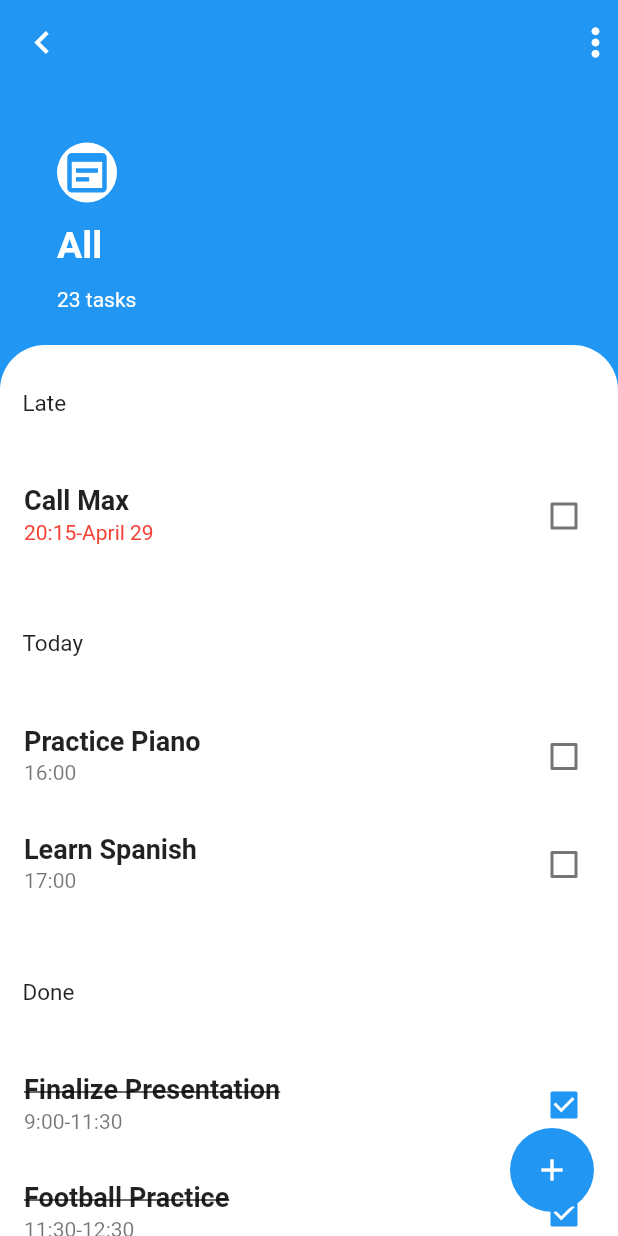
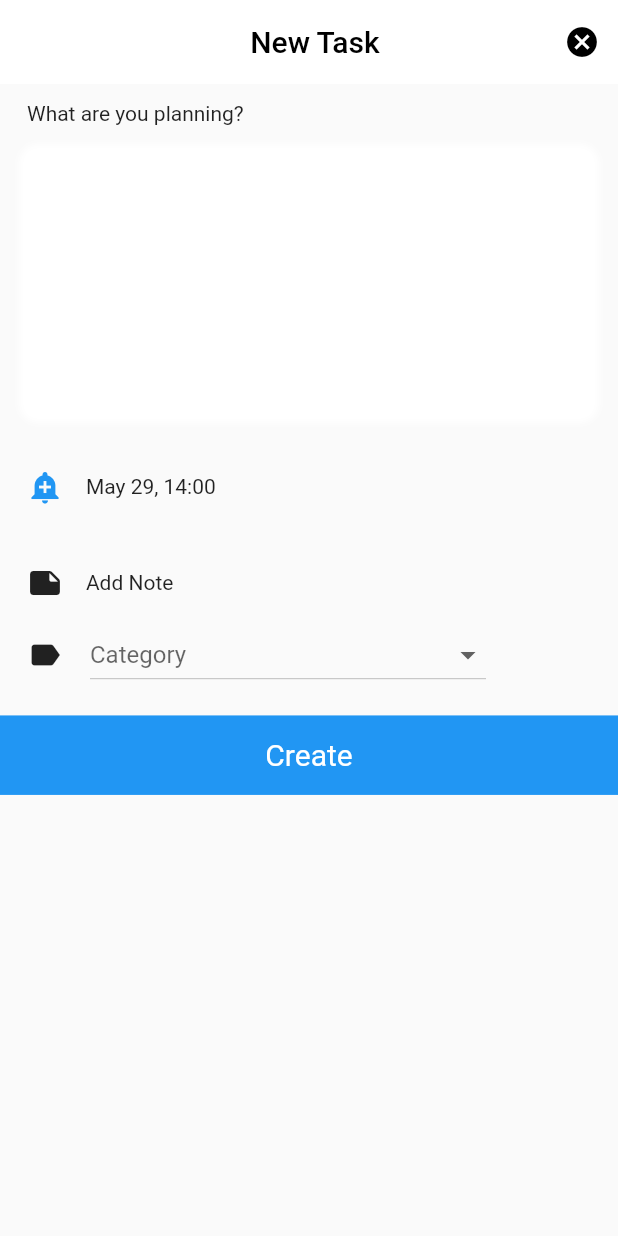
Before and after one commit to Atiways/tasK_app_flutter, a Flutter app: the All screen opened directly with sample values from the repository, after a tap on the "add" icon, on a phone screen of 412 x 824 dp. Run offline on Flutter 3.47's test engine with Material 2 defaults, Android fonts, the phone set to English and light mode, and no system bars.

Commit message:
finished third screen

```diff
--- a/lib/Screens/All.dart
+++ b/lib/Screens/All.dart
@@ -1,6 +1,7 @@
 import 'package:flutter/material.dart';
 import 'package:tasks_flutter_app/constants/colors.dart';
 import 'package:tasks_flutter_app/models/Task.dart';
+import 'adds.dart';
 
 class All extends StatefulWidget {
   final Task task;
@@ -17,11 +18,24 @@ class _AllState extends State<All> {
   bool valueTwo = false;
   bool valueThree = true;
   bool valueFour = true;
+
   @override
   Widget build(BuildContext context) {
+
     return Scaffold(
       backgroundColor: Mycolor.blue,
-      body: CustomScrollView(
+      body:  customScrollViews(context),
+      floatingActionButton: FloatingActionButton(
+        elevation: 0,
+        onPressed: () {
+          Navigator.push(context, MaterialPageRoute(builder: (context)=>Add()));
+        },
+        child: Icon(Icons.add),
+      ),
+    );
+  }
+Widget customScrollViews(BuildContext context){
+    return CustomScrollView(
       slivers: [
         _buildAppBar(context),
         SliverToBoxAdapter(
@@ -188,15 +202,8 @@ class _AllState extends State<All> {
           ),
         )
       ],
-      ),
-      floatingActionButton: FloatingActionButton(
-        elevation: 0,
-        onPressed: () {},
-        child: Icon(Icons.add),
-      ),
     );
 }
-
   Widget _buildAppBar(BuildContext context) {
     return SliverAppBar(
       expandedHeight: 230,
--- a/lib/Screens/Lists.dart
+++ b/lib/Screens/Lists.dart
@@ -1,5 +1,6 @@
-import 'package:flutter/cupertino.dart';
+
 import 'package:flutter/material.dart';
+import 'package:tasks_flutter_app/Screens/adds.dart';
 import 'package:tasks_flutter_app/constants/colors.dart';
 import 'package:tasks_flutter_app/widgets/Tasks.dart';
 
@@ -40,7 +41,9 @@ class _listsState extends State<lists> {
       ),
       floatingActionButton: FloatingActionButton(
         elevation: 0,
-        onPressed: () {},
+        onPressed: () {
+          Navigator.push(context, MaterialPageRoute(builder: (context)=>Add()));
+        },
         child: Icon(Icons.add),
       ),
     );
--- a/lib/Screens/adds.dart
+++ b/lib/Screens/adds.dart
@@ -0,0 +1,127 @@
+import 'package:flutter/material.dart';
+import 'package:tasks_flutter_app/constants/colors.dart';
+class Add extends StatefulWidget {
+  const Add({Key? key}) : super(key: key);
+
+  @override
+  State<Add> createState() => _AddState();
+}
+
+class _AddState extends State<Add> {
+  TextEditingController descriptionController = TextEditingController();
+  String? values;
+  final options =["All","Work","Music",'Travel',"Study","Home","Paint","Shopping"];
+  @override
+  Widget build(BuildContext context) {
+     return Scaffold(
+       appBar: AppBar(
+         title: Center(
+           child: Text("New Task",style: TextStyle(
+             color: Mycolor.black,
+           ),),
+         ),
+         elevation: 0,
+         backgroundColor: Mycolor.white,
+         actions: [
+           IconButton(onPressed: (){
+             Navigator.pop(context);
+           }, icon: Icon(Icons.cancel, color: Mycolor.black,))
+         ],
+       ),
+       body: Container(
+         child: Column(
+           crossAxisAlignment: CrossAxisAlignment.start,
+           children: [
+             SizedBox(height: MediaQuery.of(context).size.height/70,),
+             Padding(
+               padding: const EdgeInsets.symmetric(horizontal: 18.0),
+               child: Text("What are you planning?"),
+             ),
+             SizedBox(height: MediaQuery.of(context).size.height/85,),
+              Padding(
+                padding: const EdgeInsets.symmetric(horizontal: 18.0,vertical: 8),
+                child: Container(
+                  decoration: BoxDecoration(
+                    border: Border.all(color: Mycolor.white),borderRadius: BorderRadius.circular(13),
+                    boxShadow: [
+                      BoxShadow(
+                        color: Colors.white.withOpacity(1),
+                        blurRadius: 3,
+                        spreadRadius: 5,
+                      ),
+                    ]
+                  ),
+                  child: Padding(
+                    padding: const EdgeInsets.all(8.0),
+                    child: TextField(
+                    maxLines: 7,
+                      controller: descriptionController,
+                      decoration: InputDecoration(
+                        border: InputBorder.none,
+                      ),
+             ),
+                  ),
+                ),
+              ),
+             Padding(
+               padding: const EdgeInsets.symmetric(horizontal: 18.0,vertical: 28),
+               child: Row(
+                 mainAxisAlignment: MainAxisAlignment.start,
+                 children: [
+                   Icon(Icons.add_alert,color: Mycolor.blue,),
+                   SizedBox(width: MediaQuery.of(context).size.width/27,),
+                   Text("May 29, 14:00"),
+                 ],
+               ),
+             ),
+             Padding(
+               padding: const EdgeInsets.symmetric(horizontal: 18.0,vertical: 12),
+               child: Row(
+                 mainAxisAlignment: MainAxisAlignment.start,
+                 children: [
+                   Icon(Icons.note_rounded),
+                   SizedBox(width: MediaQuery.of(context).size.width/27,),
+                   Text("Add Note"),
+                 ],
+               ),
+             ),
+              Padding(
+                padding: const EdgeInsets.symmetric(horizontal: 18.0),
+                child: Row(
+                  children: [
+                    Icon(Icons.label),
+                    Container(
+                      padding: EdgeInsets.symmetric(horizontal: 18,),
+                      width: 300,
+                      decoration: BoxDecoration(
+                      ),
+                      child: DropdownButton<String>(
+                        isExpanded: true,
+                        hint: Text("Category"),
+                        value: values,
+                        items: options.map(buildMenuItem).toList(),
+                        onChanged: (value)=> setState(()=>this.values=value),
+                      ),
+                    ),
+                  ],
+                ),
+              ),
+              SizedBox(height: MediaQuery.of(context).size.height/50,),
+              GestureDetector(
+                child: Container(
+                  padding: EdgeInsets.all(15),
+                  decoration: BoxDecoration(
+                    color: Mycolor.blue
+                  ),
+                  child: Center(
+                    child: Text("Create",style: TextStyle(color: Mycolor.white,fontSize: 20),),
+                  ),
+                ),
+              )
+           ],
+         ),
+       ),
+     );
+  }
+  DropdownMenuItem<String> buildMenuItem(String item)=>DropdownMenuItem(value:item, child: Text(item,),);
+}
```
Lines whose indentation alone changed are shown as unchanged.
